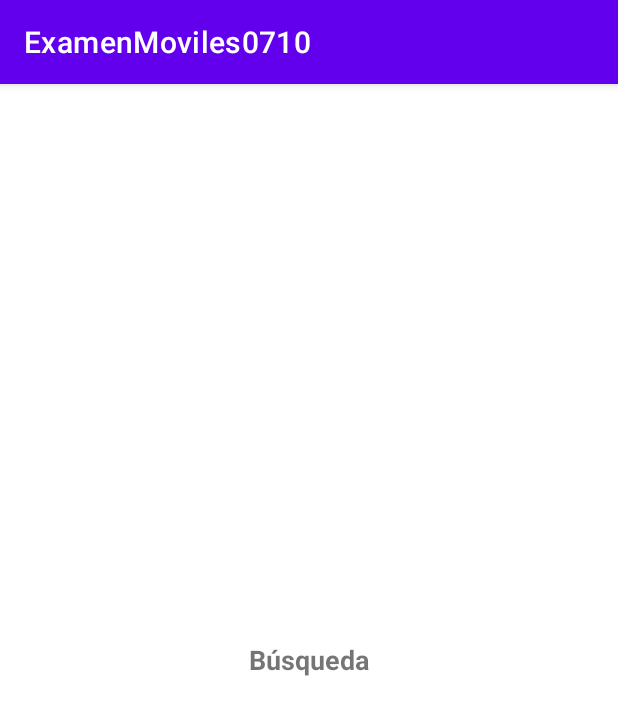
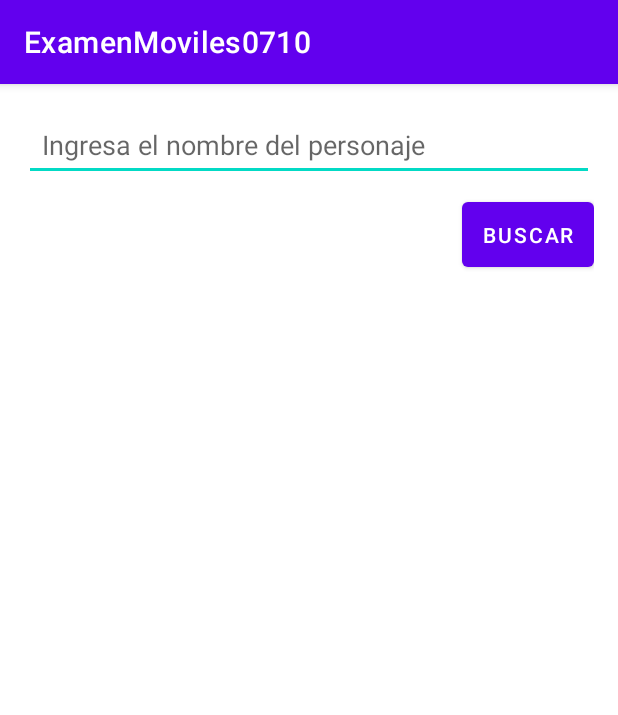
Before and after one commit to AndreaMedinaRico/ExamenMoviles0710, an Android app: the fragment BusquedaFragment shown on its own in the app's theme, on a phone screen of 412 x 824 dp. Shown: the top 715 px of the screen. Run offline under Robolectric (Android 15) with nearby library versions, the phone set to English and light mode, and no system bars.

Commit message:
feat(): búsqueda de personajes funcional

```diff
--- a/app/src/main/java/com/example/kotlin/examenmoviles0710/data/network/CharacterAPIService.kt
+++ b/app/src/main/java/com/example/kotlin/examenmoviles0710/data/network/CharacterAPIService.kt
@@ -10,4 +10,12 @@ interface CharacterAPIService {
         @Query("page") page: Int,
         @Query("limit") limit: Int
     ): CharacterResponse
+
+    @GET("characters")
+    suspend fun searchCharacters(
+        @Query("name") name: String,
+        @Query("page") page: Int,
+        @Query("limit") limit: Int
+    ): CharacterResponse
+
 }
--- a/app/src/main/java/com/example/kotlin/examenmoviles0710/data/repositories/CharacterRepository.kt
+++ b/app/src/main/java/com/example/kotlin/examenmoviles0710/data/repositories/CharacterRepository.kt
@@ -33,4 +33,5 @@ class CharacterRepository {
 
         return allCharacters
     }
+
 }
--- a/app/src/main/java/com/example/kotlin/examenmoviles0710/framework/viewmodel/SearchViewModel.kt
+++ b/app/src/main/java/com/example/kotlin/examenmoviles0710/framework/viewmodel/SearchViewModel.kt
@@ -1,6 +1,41 @@
 package com.example.kotlin.examenmoviles0710.framework.viewmodel
 
+import androidx.lifecycle.MutableLiveData
 import androidx.lifecycle.ViewModel
+import androidx.lifecycle.viewModelScope
+import com.example.kotlin.examenmoviles0710.data.network.models.Item
+import com.example.kotlin.examenmoviles0710.data.repositories.CharacterRepository
+import com.example.kotlin.examenmoviles0710.utils.Constants
+import kotlinx.coroutines.Dispatchers
+import kotlinx.coroutines.launch
 
 class SearchViewModel: ViewModel() {
+    val searchResults = MutableLiveData<List<Item>>()
+    private val repository = CharacterRepository()
+    private var allCharacters: List<Item> = listOf()
+
+    init {
+        // Cargar todos los personajes cuando se inicializa el ViewModel
+        viewModelScope.launch(Dispatchers.IO) {
+            try {
+                // Descargamos todos los personajes y los almacenamos en allCharacters
+                allCharacters = repository.getCharacters(Constants.MAX_CHARACTER_NUMBER)
+            } catch (e: Exception) {
+                e.printStackTrace()
+
+            }
+        }
+    }
+
+    // Función para buscar personajes por nombre en la lista ya cargada
+    fun searchCharacterByName(name: String) {
+        if (allCharacters.isEmpty()) {
+            return
+        }
+
+        // Filtrar la lista para encontrar personajes que coincidan con el nombre
+        val result = allCharacters.filter { it.name.contains(name, ignoreCase = true) }
+        searchResults.postValue(result) // Actualiza el LiveData con la lista de resultados
+    }
+
 }
--- a/app/src/main/java/com/example/kotlin/examenmoviles0710/framework/views/activities/MainActivity.kt
+++ b/app/src/main/java/com/example/kotlin/examenmoviles0710/framework/views/activities/MainActivity.kt
@@ -15,7 +15,6 @@ import com.example.kotlin.examenmoviles0710.utils.Constants
 
 class MainActivity(): AppCompatActivity() {
     private lateinit var binding: ActivityMainBinding
-    private val adapter : CharacterAdapter = CharacterAdapter()
     private lateinit var data:ArrayList<Item>
 
     private val viewModel: CharacterViewModel by viewModels()
--- a/app/src/main/java/com/example/kotlin/examenmoviles0710/framework/views/fragments/BusquedaFragment.kt
+++ b/app/src/main/java/com/example/kotlin/examenmoviles0710/framework/views/fragments/BusquedaFragment.kt
@@ -4,16 +4,18 @@ import android.os.Bundle
 import android.view.LayoutInflater
 import android.view.View
 import android.view.ViewGroup
+import android.widget.Toast
 import androidx.fragment.app.Fragment
+import androidx.lifecycle.Observer
 import androidx.lifecycle.ViewModelProvider
+import androidx.recyclerview.widget.LinearLayoutManager
+import com.example.kotlin.examenmoviles0710.data.network.models.Item
 import com.example.kotlin.examenmoviles0710.databinding.FragmentSearchBinding
+import com.example.kotlin.examenmoviles0710.framework.adapters.CharacterAdapter
 import com.example.kotlin.examenmoviles0710.framework.viewmodel.SearchViewModel
 
 class BusquedaFragment: Fragment() {
     private var _binding: FragmentSearchBinding? = null
-
-    // This property is only valid between onCreateView and
-    // onDestroyView.
     private val binding get() = _binding!!
 
     private lateinit var viewModel: SearchViewModel
@@ -28,6 +30,9 @@ class BusquedaFragment: Fragment() {
         _binding = FragmentSearchBinding.inflate(inflater, container, false)
         val root: View = binding.root
 
+        initializeListeners()
+        initializeObservers()
+
         return root
     }
 
@@ -36,4 +41,39 @@ class BusquedaFragment: Fragment() {
         _binding = null
     }
 
+    private fun initializeListeners() {
+        binding.searchButton.setOnClickListener {
+            val name = binding.searchEditText.text.toString()
+            if (name.isNotEmpty()) {
+                viewModel.searchCharacterByName(name)
+            } else {
+                Toast.makeText(context, "Enter a name", Toast.LENGTH_SHORT).show()
+            }
+        }
+
+    }
+
+    private fun initializeObservers() {
+        viewModel.searchResults.observe(viewLifecycleOwner) { items ->
+            if (items.isEmpty()) {
+                Toast.makeText(context, "No characters found", Toast.LENGTH_SHORT).show()
+            } else {
+                setUpRecyclerView(items) // Actualizar el RecyclerView con los resultados
+            }
+        }
+    }
+
+    private fun setUpRecyclerView(items: List<Item>) {
+        binding.CharactersList.setHasFixedSize(true)
+        val linearLayoutManager = LinearLayoutManager(
+            requireContext(),
+            LinearLayoutManager.VERTICAL,
+            false
+        )
+        binding.CharactersList.layoutManager = linearLayoutManager
+
+        val adapter = CharacterAdapter(items, requireContext())
+        binding.CharactersList.adapter = adapter
+    }
+
 }
--- a/app/src/main/res/layout/fragment_search.xml
+++ b/app/src/main/res/layout/fragment_search.xml
@@ -2,15 +2,35 @@
 <RelativeLayout
     xmlns:android="http://schemas.android.com/apk/res/android"
     android:layout_width="match_parent"
-    android:layout_height="match_parent">
+    android:layout_height="match_parent"
+    android:padding="16dp">
 
-    <TextView
+    <!-- EditText para ingresar el nombre del personaje -->
+    <EditText
+        android:id="@+id/searchEditText"
         android:layout_width="match_parent"
         android:layout_height="wrap_content"
-        android:text="Búsqueda"
-        android:layout_centerInParent="true"
-        android:gravity="center"
-        android:textSize="18sp"
-        android:textStyle="bold"
-        />
+        android:hint="Ingresa el nombre del personaje"
+        android:padding="12dp" />
+
+    <!-- Botón para iniciar la búsqueda -->
+    <Button
+        android:id="@+id/searchButton"
+        android:layout_width="wrap_content"
+        android:layout_height="wrap_content"
+        android:text="Buscar"
+        android:layout_below="@id/searchEditText"
+        android:layout_marginTop="8dp"
+        android:layout_alignParentEnd="true"
+        android:padding="12dp" />
+
+    <!-- RecyclerView para mostrar la lista de personajes -->
+    <androidx.recyclerview.widget.RecyclerView
+        android:id="@+id/Characters_List"
+        android:layout_width="match_parent"
+        android:layout_height="0dp"
+        android:layout_below="@id/searchButton"
+        android:layout_marginTop="16dp"
+        android:layout_alignParentBottom="true"/>
+
 </RelativeLayout>
```
Also changed, not shown: app/src/main/java/com/example/kotlin/examenmoviles0710/framework/adapters/CharacterAdapter.kt (+6 -13 lines), app/src/main/java/com/example/kotlin/examenmoviles0710/framework/views/fragments/CharacterFragment.kt (+16 -23 lines), app/src/main/res/layout/item_character.xml (+11 -2 lines).
